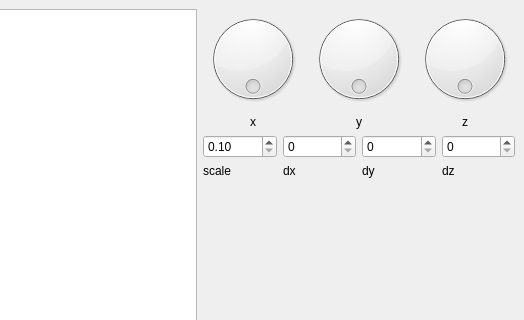
Qt form 3/src/forms_ui/main_window.ui (dazzlemon/diit_121-ipz_y2_cg) before a commit; both pictures show x 276 to 800 and y 0 to 320 of the 800 by 600 pixel window.
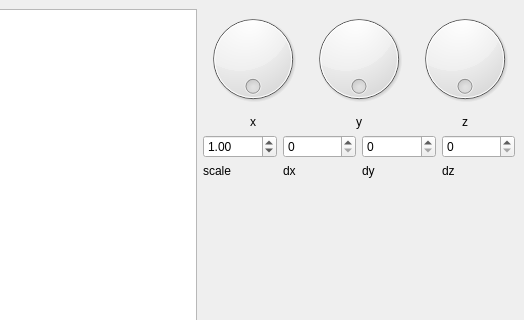
The same form after that commit.

What changed in the file:
```diff
--- a/3/src/forms_ui/main_window.ui
+++ b/3/src/forms_ui/main_window.ui
@@ -101,6 +101,9 @@
           <property name="singleStep">
            <double>0.100000000000000</double>
           </property>
+          <property name="value">
+           <double>1.000000000000000</double>
+          </property>
          </widget>
         </item>
         <item>
```
